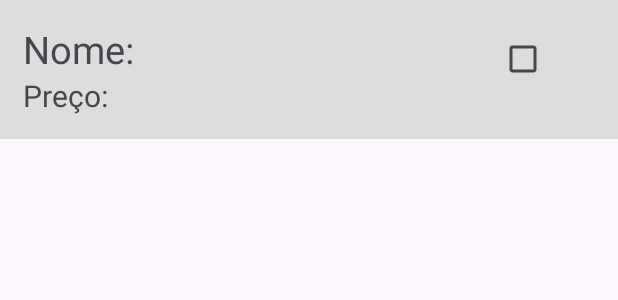
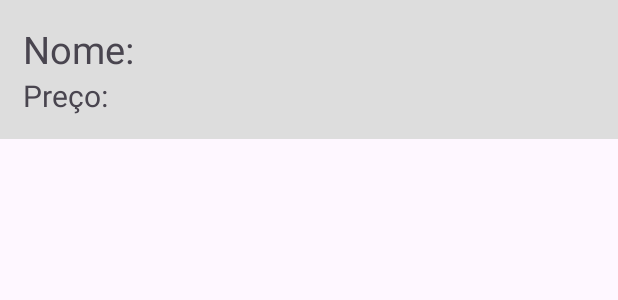
Before and after one commit to adaltofadergs/2023_2_UC_Usabilidade_Web_Mobile_Jogos, an Android app: the layout item_produto.xml on its own in the app's theme, with its tools: preview values and no code run, on a phone screen of 412 x 824 dp. Shown: the top 300 px of the screen. Run offline under Robolectric (Android 15) with nearby library versions, the phone set to English and light mode, and no system bars.

Commit message:
AdapterProduto implementado  - restirada do Checkbox

```diff
--- a/AppProduto/app/src/main/res/layout/item_produto.xml
+++ b/AppProduto/app/src/main/res/layout/item_produto.xml
@@ -27,9 +27,11 @@
             android:id="@+id/tvPrecoProduto"/>
 
     </LinearLayout>
-    <CheckBox
-        android:layout_width="0dp"
-        android:layout_height="wrap_content"
-        android:layout_weight="1"
-        android:id="@+id/cbItemProduto"/>
+
+<!--    <CheckBox-->
+<!--        android:layout_width="0dp"-->
+<!--        android:layout_height="wrap_content"-->
+<!--        android:layout_weight="1"-->
+<!--        android:id="@+id/cbItemProduto"/>-->
+
 </LinearLayout>
```
Also changed, not shown: AppProduto/app/src/main/java/br/pro/adalto/appproduto/AdapterProduto.java (+14 -14 lines), AppProduto/app/src/main/java/br/pro/adalto/appproduto/ProdutosActivity.java (+10 -4 lines).
